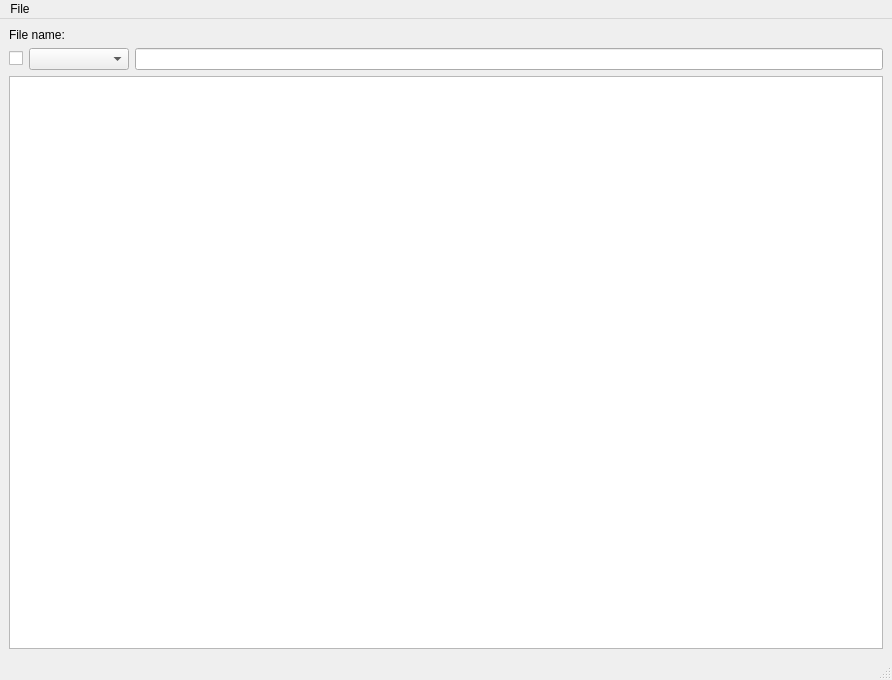
Above: log_parser.ui from fgroes/LogParser before the change. Below: the same form after it.
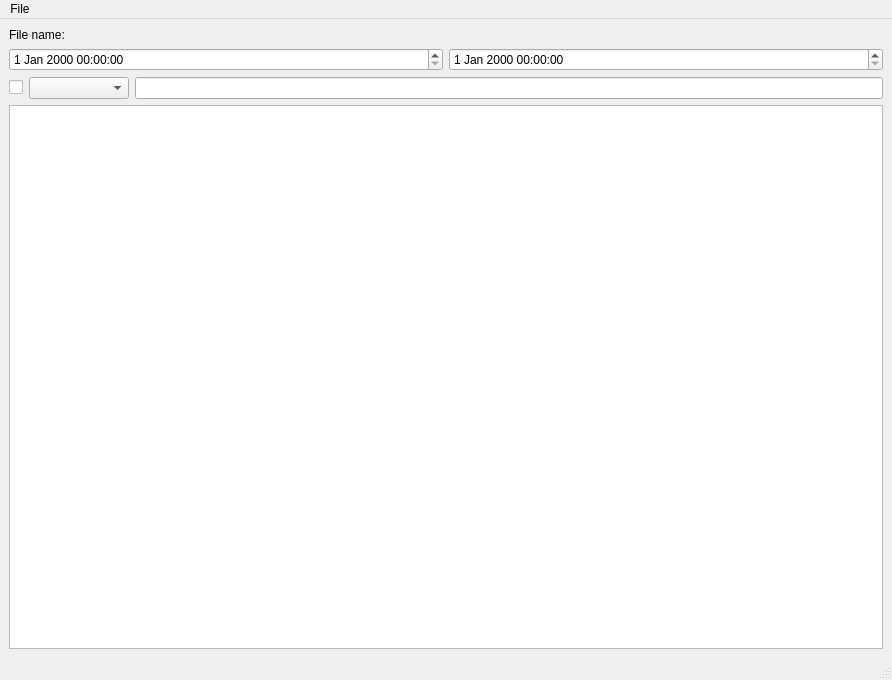
That is the form after the change.

Commit message: added date time editors for start and end time of log parsing

```diff
--- a/log_parser.ui
+++ b/log_parser.ui
@@ -47,6 +47,16 @@
         </item>
        </layout>
       </item>
+      <item>
+       <layout class="QHBoxLayout" name="horizontalLayout_3">
+        <item>
+         <widget class="QDateTimeEdit" name="startDateTimeEdit"/>
+        </item>
+        <item>
+         <widget class="QDateTimeEdit" name="endDateTimeEdit"/>
+        </item>
+       </layout>
+      </item>
       <item>
        <layout class="QHBoxLayout" name="horizontalLayout">
         <item>
```
The commit also changes 2 other files.
